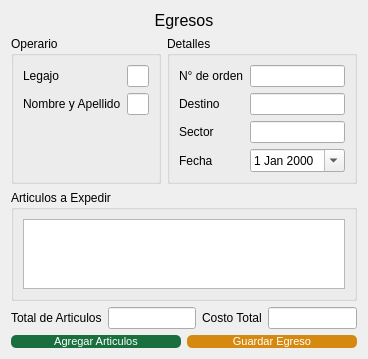
Above: Vistas/gui/egresos/egreso.ui from Lonaris/Corupel before the change. Below: the same form after it.
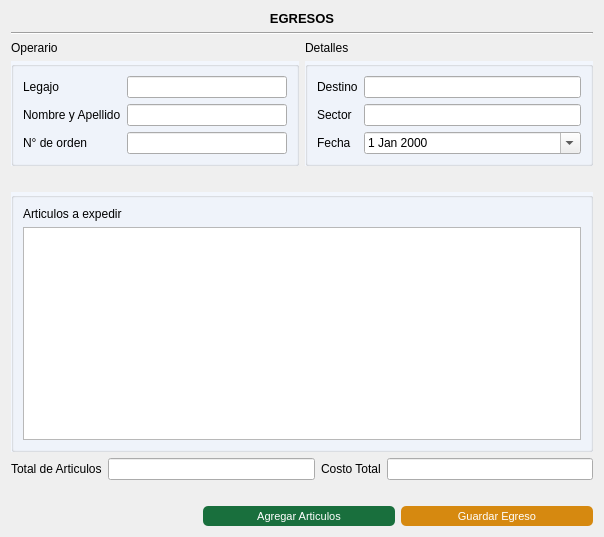
That is the form after the change. Icons and pictures are not drawn.

Commit message:
Nuevos cambios en la interfaz
Le puse colocitos y toda esa gilada... y para no ser menos que vos tambien hago estos commit jajaja

Patch:
```diff
--- a/Vistas/gui/egresos/egreso.ui
+++ b/Vistas/gui/egresos/egreso.ui
@@ -6,110 +6,68 @@
    <rect>
     <x>0</x>
     <y>0</y>
-    <width>353</width>
-    <height>309</height>
+    <width>604</width>
+    <height>537</height>
    </rect>
   </property>
   <property name="windowTitle">
    <string>Form</string>
   </property>
-  <layout class="QVBoxLayout" name="verticalLayout">
-   <item>
-    <widget class="QLabel" name="label_titulo">
-     <property name="font">
-      <font>
-       <pointsize>12</pointsize>
-      </font>
-     </property>
-     <property name="frameShape">
-      <enum>QFrame::NoFrame</enum>
-     </property>
-     <property name="frameShadow">
-      <enum>QFrame::Raised</enum>
-     </property>
-     <property name="text">
-      <string>Egresos</string>
-     </property>
-     <property name="alignment">
-      <set>Qt::AlignCenter</set>
-     </property>
-    </widget>
-   </item>
-   <item>
-    <layout class="QHBoxLayout" name="Detalles">
-     <item>
-      <widget class="QGroupBox" name="Operario">
-       <property name="title">
-        <string>Operario</string>
-       </property>
-       <layout class="QFormLayout" name="formLayout">
+  <layout class="QGridLayout" name="gridLayout_3">
         <item row="0" column="0">
-         <widget class="QLabel" name="label_legajo">
-          <property name="text">
-           <string>Legajo</string>
-          </property>
-         </widget>
-        </item>
-        <item row="1" column="0">
-         <widget class="QLabel" name="label_nombre">
-          <property name="text">
-           <string>Nombre y Apellido</string>
-          </property>
-         </widget>
-        </item>
-        <item row="1" column="1">
-         <widget class="QLineEdit" name="ope_nombre"/>
-        </item>
-        <item row="0" column="1">
-         <widget class="QLineEdit" name="ope_legajo"/>
-        </item>
-       </layout>
-      </widget>
-     </item>
-     <item>
+    <layout class="QGridLayout" name="gridLayout_2" rowstretch="2,2,0,0,2,2,0,800,0,0,0,0">
+     <item row="6" column="0" colspan="2">
+      <spacer name="horizontalSpacer_2">
+       <property name="orientation">
+        <enum>Qt::Horizontal</enum>
+       </property>
+       <property name="sizeHint" stdset="0">
+        <size>
+         <width>40</width>
+         <height>20</height>
+        </size>
+       </property>
+      </spacer>
+     </item>
+     <item row="5" column="1">
       <widget class="QGroupBox" name="Detales_egreso">
+       <property name="styleSheet">
+        <string notr="true">#Detales_egreso{
+	background-color: #F2F6FD;
+	}</string>
+       </property>
        <property name="title">
-        <string>Detalles</string>
+        <string/>
        </property>
        <layout class="QFormLayout" name="formLayout_2">
         <item row="0" column="0">
-         <widget class="QLabel" name="label_orden">
-          <property name="text">
-           <string>N° de orden</string>
-          </property>
-         </widget>
-        </item>
-        <item row="1" column="0">
          <widget class="QLabel" name="label_destino">
           <property name="text">
            <string>Destino</string>
           </property>
          </widget>
         </item>
-        <item row="1" column="1">
+        <item row="0" column="1">
          <widget class="QLineEdit" name="egr_destino"/>
         </item>
-        <item row="0" column="1">
-         <widget class="QLineEdit" name="egr_numero"/>
-        </item>
-        <item row="2" column="0">
+        <item row="1" column="0">
          <widget class="QLabel" name="label_sector">
           <property name="text">
            <string>Sector</string>
           </property>
          </widget>
         </item>
-        <item row="2" column="1">
+        <item row="1" column="1">
          <widget class="QLineEdit" name="egr_sector"/>
         </item>
-        <item row="3" column="0">
+        <item row="2" column="0">
          <widget class="QLabel" name="label_fecha">
           <property name="text">
            <string>Fecha</string>
           </property>
          </widget>
         </item>
-        <item row="3" column="1">
+        <item row="2" column="1">
          <widget class="QDateEdit" name="egr_fecha">
           <property name="calendarPopup">
            <bool>true</bool>
@@ -119,46 +77,52 @@
        </layout>
       </widget>
      </item>
-    </layout>
-   </item>
-   <item>
+     <item row="7" column="0" rowspan="2" colspan="2">
     <widget class="QGroupBox" name="Articulos">
+       <property name="styleSheet">
+        <string notr="true">#Articulos{
+	background-color: #F2F6FD;
+	}</string>
+       </property>
      <property name="title">
-      <string>Articulos a Expedir</string>
+        <string/>
      </property>
      <layout class="QGridLayout" name="gridLayout">
-      <item row="0" column="0">
+        <item row="1" column="0">
+         <widget class="QLabel" name="label_3">
+          <property name="text">
+           <string>Articulos a expedir</string>
+          </property>
+         </widget>
+        </item>
+        <item row="2" column="0">
        <widget class="QTableWidget" name="tbl_articulos"/>
       </item>
      </layout>
     </widget>
    </item>
-   <item>
-    <layout class="QHBoxLayout" name="Totales">
-     <item>
-      <widget class="QLabel" name="label_total_cant">
+     <item row="4" column="1">
+      <widget class="QLabel" name="label_2">
        <property name="text">
-        <string>Total de Articulos</string>
+        <string>Detalles</string>
        </property>
       </widget>
      </item>
-     <item>
-      <widget class="QLineEdit" name="egr_total_cant"/>
-     </item>
-     <item>
-      <widget class="QLabel" name="label_total_cost">
-       <property name="text">
-        <string>Costo Total</string>
-       </property>
-      </widget>
-     </item>
-     <item>
-      <widget class="QLineEdit" name="egr_total_cost"/>
-     </item>
-    </layout>
-   </item>
-   <item>
+     <item row="11" column="0" colspan="2">
     <layout class="QHBoxLayout" name="Botones">
+       <item>
+        <spacer name="horizontalSpacer">
+         <property name="orientation">
+          <enum>Qt::Horizontal</enum>
+         </property>
+         <property name="sizeHint" stdset="0">
+          <size>
+           <width>40</width>
+           <height>20</height>
+          </size>
+         </property>
+        </spacer>
+       </item>
      <item>
       <widget class="QPushButton" name="btn_ingresar">
        <property name="sizePolicy">
@@ -242,6 +206,126 @@
         </size>
        </property>
       </widget>
+       </item>
+      </layout>
+     </item>
+     <item row="3" column="0" colspan="2">
+      <widget class="Line" name="line">
+       <property name="orientation">
+        <enum>Qt::Horizontal</enum>
+       </property>
+      </widget>
+     </item>
+     <item row="9" column="0" colspan="2">
+      <layout class="QHBoxLayout" name="Totales">
+       <item>
+        <widget class="QLabel" name="label_total_cant">
+         <property name="text">
+          <string>Total de Articulos</string>
+         </property>
+        </widget>
+       </item>
+       <item>
+        <widget class="QLineEdit" name="egr_total_cant"/>
+       </item>
+       <item>
+        <widget class="QLabel" name="label_total_cost">
+         <property name="text">
+          <string>Costo Total</string>
+         </property>
+        </widget>
+       </item>
+       <item>
+        <widget class="QLineEdit" name="egr_total_cost"/>
+       </item>
+      </layout>
+     </item>
+     <item row="4" column="0">
+      <widget class="QLabel" name="label">
+       <property name="text">
+        <string>Operario</string>
+       </property>
+      </widget>
+     </item>
+     <item row="0" column="0" rowspan="3" colspan="2">
+      <widget class="QLabel" name="label_titulo">
+       <property name="font">
+        <font>
+         <pointsize>10</pointsize>
+         <weight>75</weight>
+         <bold>true</bold>
+        </font>
+       </property>
+       <property name="frameShape">
+        <enum>QFrame::NoFrame</enum>
+       </property>
+       <property name="frameShadow">
+        <enum>QFrame::Raised</enum>
+       </property>
+       <property name="text">
+        <string>EGRESOS</string>
+       </property>
+       <property name="alignment">
+        <set>Qt::AlignCenter</set>
+       </property>
+      </widget>
+     </item>
+     <item row="5" column="0">
+      <widget class="QGroupBox" name="Operario">
+       <property name="styleSheet">
+        <string notr="true">#Operario{
+	background-color: #F2F6FD;
+	}</string>
+       </property>
+       <property name="title">
+        <string/>
+       </property>
+       <layout class="QFormLayout" name="formLayout">
+        <item row="0" column="0">
+         <widget class="QLabel" name="label_legajo">
+          <property name="text">
+           <string>Legajo</string>
+          </property>
+         </widget>
+        </item>
+        <item row="0" column="1">
+         <widget class="QLineEdit" name="ope_legajo"/>
+        </item>
+        <item row="1" column="0">
+         <widget class="QLabel" name="label_nombre">
+          <property name="text">
+           <string>Nombre y Apellido</string>
+          </property>
+         </widget>
+        </item>
+        <item row="1" column="1">
+         <widget class="QLineEdit" name="ope_nombre"/>
+        </item>
+        <item row="2" column="0">
+         <widget class="QLabel" name="label_orden">
+          <property name="text">
+           <string>N° de orden</string>
+          </property>
+         </widget>
+        </item>
+        <item row="2" column="1">
+         <widget class="QLineEdit" name="egr_numero"/>
+        </item>
+       </layout>
+      </widget>
+     </item>
+     <item row="10" column="0" colspan="2">
+      <spacer name="horizontalSpacer_3">
+       <property name="orientation">
+        <enum>Qt::Horizontal</enum>
+       </property>
+       <property name="sizeHint" stdset="0">
+        <size>
+         <width>40</width>
+         <height>20</height>
+        </size>
+       </property>
+      </spacer>
      </item>
     </layout>
    </item>
```
Lines whose indentation alone changed are shown as unchanged. The commit also changes 7 other files.
